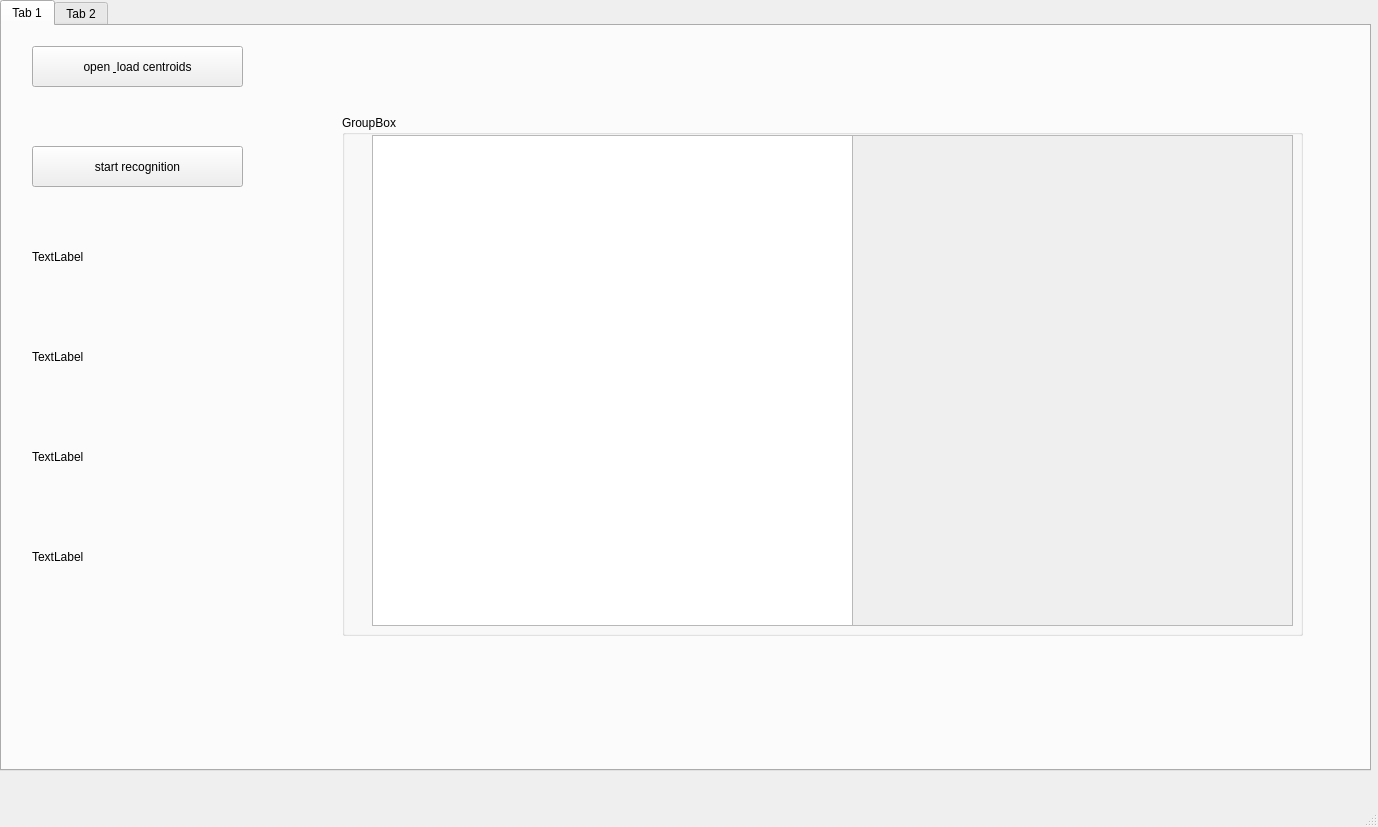
Above: src/view/ui_kmeans.ui from daandres/ml_soundwave_doppler_effect before the change. Below: the same form after it.
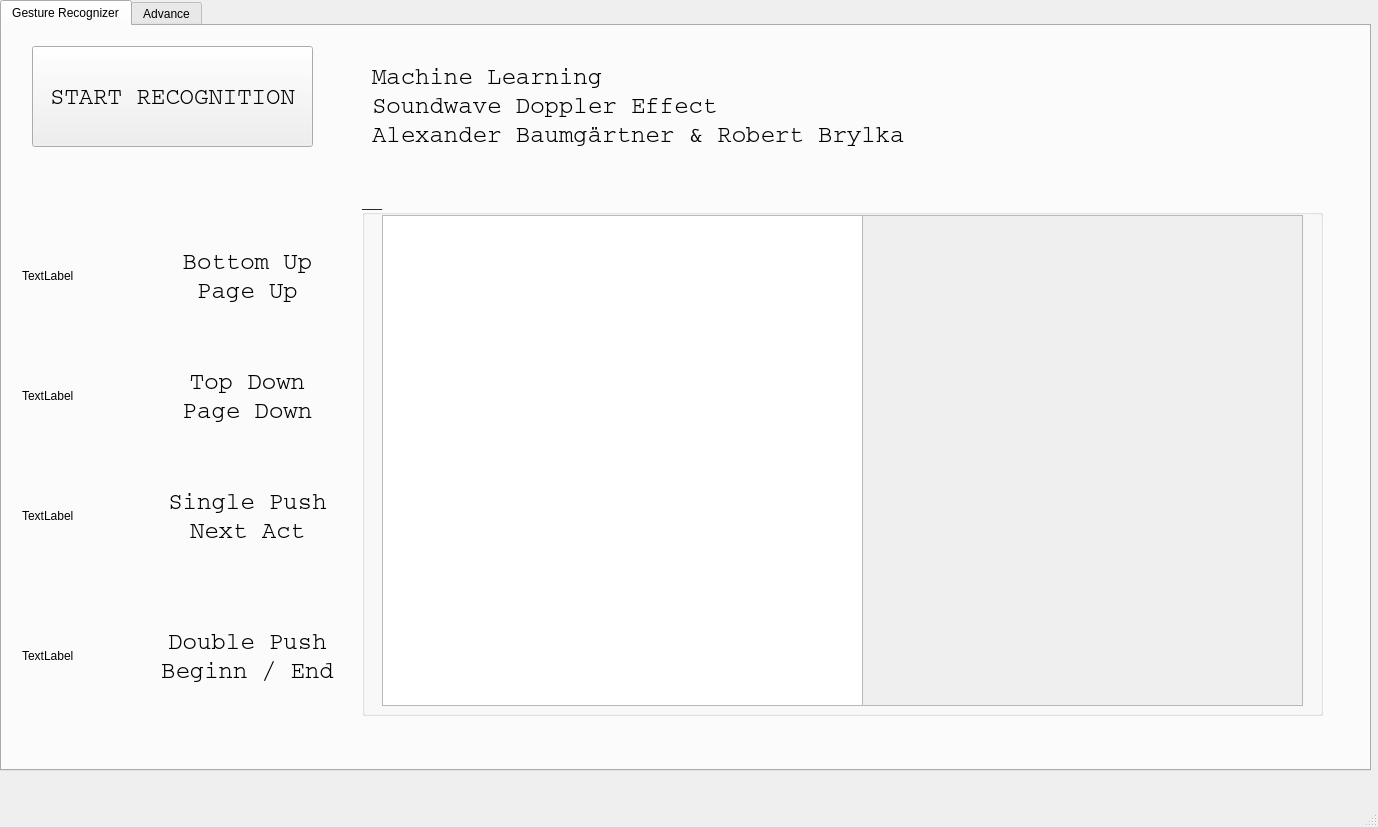
That is the form after the change. Custom widgets are drawn as their Qt base class.

Commit message: kmeans cleanup step one

```diff
--- a/src/view/ui_kmeans.ui
+++ b/src/view/ui_kmeans.ui
@@ -28,24 +28,24 @@
     </property>
     <widget class="QWidget" name="tab">
      <attribute name="title">
-      <string>Tab 1</string>
+      <string>Gesture Recognizer</string>
      </attribute>
      <widget class="QGroupBox" name="groupBox">
       <property name="geometry">
        <rect>
-        <x>340</x>
-        <y>89</y>
+        <x>360</x>
+        <y>169</y>
         <width>961</width>
         <height>521</height>
        </rect>
       </property>
       <property name="title">
-       <string>GroupBox</string>
+       <string>___</string>
       </property>
       <widget class="QScrollArea" name="rightPage_sa">
        <property name="geometry">
         <rect>
-         <x>510</x>
+         <x>500</x>
          <y>20</y>
          <width>441</width>
          <height>491</height>
@@ -68,7 +68,7 @@
       <widget class="QTextEdit" name="textEdit">
        <property name="geometry">
         <rect>
-         <x>30</x>
+         <x>20</x>
          <y>20</y>
          <width>481</width>
          <height>491</height>
@@ -81,7 +81,7 @@
        </property>
        <property name="geometry">
         <rect>
-         <x>40</x>
+         <x>30</x>
          <y>30</y>
          <width>461</width>
          <height>481</height>
@@ -89,39 +89,38 @@
        </property>
       </widget>
      </widget>
-     <widget class="QPushButton" name="openLoadCentroids_bt">
-      <property name="geometry">
-       <rect>
-        <x>30</x>
-        <y>20</y>
-        <width>211</width>
-        <height>41</height>
-       </rect>
-      </property>
-      <property name="text">
-       <string>open &amp; load centroids</string>
-      </property>
-     </widget>
      <widget class="QPushButton" name="startRecognition_bt">
       <property name="geometry">
        <rect>
         <x>30</x>
-        <y>120</y>
-        <width>211</width>
-        <height>41</height>
+        <y>20</y>
+        <width>281</width>
+        <height>101</height>
        </rect>
       </property>
+      <property name="styleSheet">
+       <string notr="true">QPushButton {
+	font-size: 18pt;
+	font-family: Courier;
+}</string>
+      </property>
       <property name="text">
-       <string>start recognition</string>
+       <string>START RECOGNITION</string>
       </property>
+      <property name="iconSize">
+       <size>
+        <width>36</width>
+        <height>36</height>
+       </size>
+      </property>
      </widget>
      <widget class="QLabel" name="topToBottom_lb">
       <property name="geometry">
        <rect>
-        <x>30</x>
-        <y>190</y>
-        <width>81</width>
-        <height>81</height>
+        <x>20</x>
+        <y>200</y>
+        <width>100</width>
+        <height>100</height>
        </rect>
       </property>
       <property name="text">
@@ -131,10 +130,10 @@
      <widget class="QLabel" name="bottomToTop_lb">
       <property name="geometry">
        <rect>
-        <x>30</x>
-        <y>290</y>
-        <width>81</width>
-        <height>81</height>
+        <x>20</x>
+        <y>320</y>
+        <width>100</width>
+        <height>100</height>
        </rect>
       </property>
       <property name="text">
@@ -144,10 +143,10 @@
      <widget class="QLabel" name="doublePush_lb">
       <property name="geometry">
        <rect>
-        <x>30</x>
-        <y>490</y>
-        <width>81</width>
-        <height>81</height>
+        <x>20</x>
+        <y>580</y>
+        <width>100</width>
+        <height>100</height>
        </rect>
       </property>
       <property name="text">
@@ -157,20 +156,141 @@
      <widget class="QLabel" name="singlePush_lb">
       <property name="geometry">
        <rect>
-        <x>30</x>
-        <y>390</y>
-        <width>81</width>
-        <height>81</height>
+        <x>20</x>
+        <y>440</y>
+        <width>100</width>
+        <height>100</height>
        </rect>
       </property>
       <property name="text">
        <string>TextLabel</string>
       </property>
      </widget>
+     <widget class="QLabel" name="gesture4_lb_2">
+      <property name="geometry">
+       <rect>
+        <x>150</x>
+        <y>580</y>
+        <width>191</width>
+        <height>100</height>
+       </rect>
+      </property>
+      <property name="styleSheet">
+       <string notr="true">QLabel {
+	font-size: 18pt;
+	font-family: Courier;
+
+}</string>
+      </property>
+      <property name="text">
+       <string>Double Push
+Beginn / End</string>
+      </property>
+      <property name="alignment">
+       <set>Qt::AlignCenter</set>
+      </property>
+     </widget>
+     <widget class="QLabel" name="gesture1_lb_2">
+      <property name="geometry">
+       <rect>
+        <x>150</x>
+        <y>320</y>
+        <width>191</width>
+        <height>100</height>
+       </rect>
+      </property>
+      <property name="styleSheet">
+       <string notr="true">QLabel {
+	font-size: 18pt;
+	font-family: Courier;
+
+}</string>
+      </property>
+      <property name="text">
+       <string>Top Down
+Page Down</string>
+      </property>
+      <property name="alignment">
+       <set>Qt::AlignCenter</set>
+      </property>
+     </widget>
+     <widget class="QLabel" name="gesture0_lb_2">
+      <property name="geometry">
+       <rect>
+        <x>150</x>
+        <y>200</y>
+        <width>191</width>
+        <height>100</height>
+       </rect>
+      </property>
+      <property name="whatsThis">
+       <string>&lt;html&gt;&lt;head/&gt;&lt;body&gt;&lt;p align=&quot;center&quot;&gt;&lt;br/&gt;&lt;/p&gt;&lt;/body&gt;&lt;/html&gt;</string>
+      </property>
+      <property name="styleSheet">
+       <string notr="true">QLabel {
+	font-size: 18pt;
+	font-family: Courier;
+
+}</string>
+      </property>
+      <property name="text">
+       <string>Bottom Up
+Page Up</string>
+      </property>
+      <property name="alignment">
+       <set>Qt::AlignCenter</set>
+      </property>
+     </widget>
+     <widget class="QLabel" name="gesture3_lb_2">
+      <property name="geometry">
+       <rect>
+        <x>150</x>
+        <y>440</y>
+        <width>191</width>
+        <height>100</height>
+       </rect>
+      </property>
+      <property name="styleSheet">
+       <string notr="true">QLabel {
+	font-size: 18pt;
+	font-family: Courier;
+
+}</string>
+      </property>
+      <property name="text">
+       <string>Single Push
+Next Act</string>
+      </property>
+      <property name="alignment">
+       <set>Qt::AlignCenter</set>
+      </property>
+     </widget>
+     <widget class="QLabel" name="headline_lb">
+      <property name="geometry">
+       <rect>
+        <x>370</x>
+        <y>30</y>
+        <width>951</width>
+        <height>100</height>
+       </rect>
+      </property>
+      <property name="styleSheet">
+       <string notr="true">QLabel {
+	font-size: 18pt;
+	font-family: Courier;
+
+}</string>
+      </property>
+      <property name="text">
+       <string>Machine Learning
+Soundwave Doppler Effect
+Alexander Baumgärtner &amp; Robert Brylka</string>
+      </property>
+     </widget>
     </widget>
     <widget class="QWidget" name="tab_2">
      <attribute name="title">
-      <string>Tab 2</string>
+      <string>Advance</string>
      </attribute>
      <widget class="QwtPlot" name="qwtPlot_6">
       <property name="enabled">
```
Left out of the diff: 259 changed lines with no effect on the pictures. The commit also changes 13 other files.
